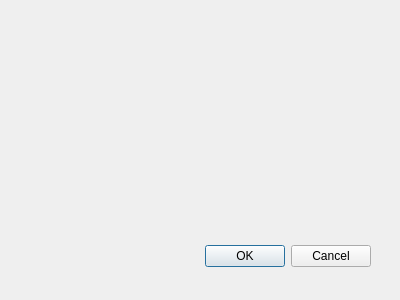
The window that logindialog.ui (leafo/itchio-app-old) describes before a commit, drawn with Qt 5.
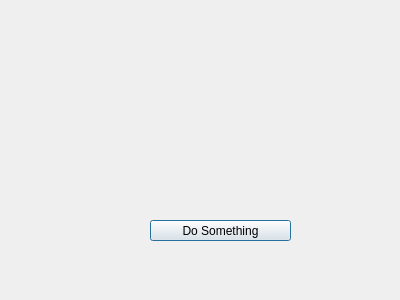
The same window after the commit.

Commit message: add some network stuff an a stubbed out login dialog

What changed in the file:
```diff
--- a/logindialog.ui
+++ b/logindialog.ui
@@ -15,20 +15,17 @@
   <property name="windowTitle">
    <string>Dialog</string>
   </property>
-  <widget class="QDialogButtonBox" name="buttonBox">
+  <widget class="QPushButton" name="pushButton">
    <property name="geometry">
     <rect>
-     <x>30</x>
-     <y>240</y>
-     <width>341</width>
-     <height>32</height>
+     <x>150</x>
+     <y>220</y>
+     <width>141</width>
+     <height>21</height>
     </rect>
    </property>
-   <property name="orientation">
-    <enum>Qt::Horizontal</enum>
-   </property>
-   <property name="standardButtons">
-    <set>QDialogButtonBox::Cancel|QDialogButtonBox::Ok</set>
+   <property name="text">
+    <string>Do Something</string>
    </property>
   </widget>
  </widget>
```
Left out of the diff: 40 changed lines with no effect on the pictures. The commit also changes 6 other files.
